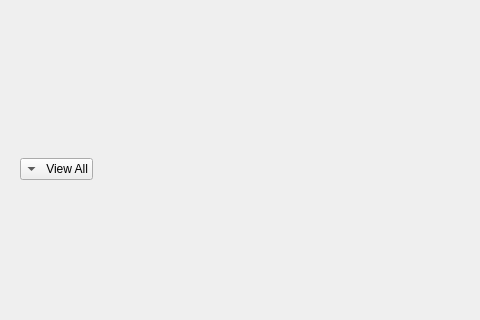
Old version of the form frontend/SmartDotGraph.ui in the repository YCP-Rev-Metrix/BallSpinner-Controller-v2; both pictures show x 0 to 480 and y 600 to 920 of the 1111 by 920 pixel window.
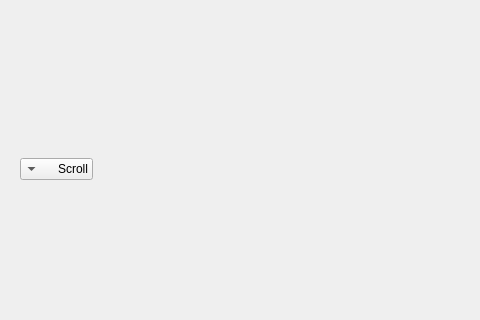
New version of the form. Custom widgets are drawn as their Qt base class.

Patch:
```diff
--- a/frontend/SmartDotGraph.ui
+++ b/frontend/SmartDotGraph.ui
@@ -159,6 +159,9 @@
         <property name="layoutDirection">
          <enum>Qt::RightToLeft</enum>
         </property>
+            <property name="currentIndex">
+             <number>1</number>
+            </property>
         <item>
          <property name="text">
           <string>View All</string>
```
